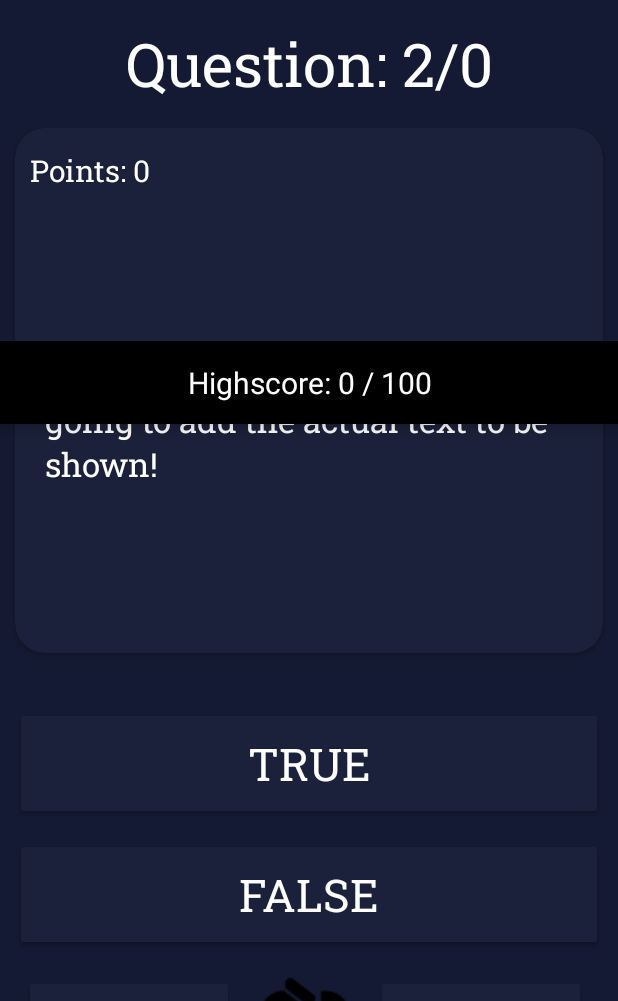
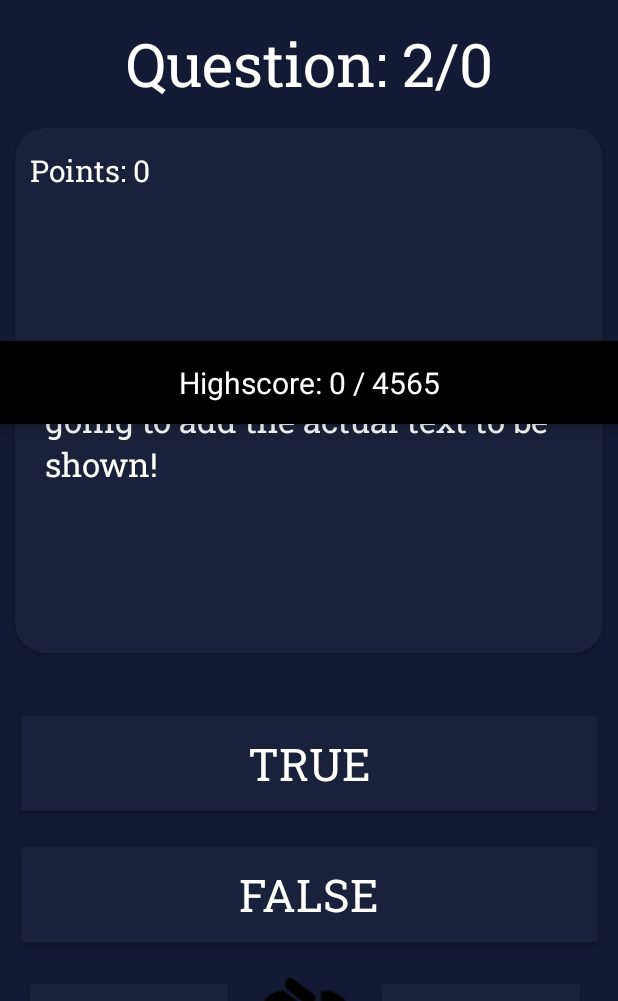
Before and after one commit to AmarOmerovic/Trivia, an Android app: the screen it shows after launch (MainActivity), after a tap on "HIGHSCORE", on a phone screen of 412 x 824 dp, the part 235-1236 px from its top. Run offline under Robolectric (Android 15) with nearby library versions, the phone set to English and light mode, and no system bars; our stand-ins replace Volley, data binding; network calls fail; Roboto replaces fonts that are not available here; 1 other tap on this screen came first.

Commit message:
Initial commit

```diff
--- a/app/src/main/java/com/amaromerovic/trivia/MainActivity.java
+++ b/app/src/main/java/com/amaromerovic/trivia/MainActivity.java
@@ -40,7 +40,7 @@ public class MainActivity extends AppCompatActivity {
     private int highScore;
     private int currentScore;
     private static final int POINTS_PER_QUESTION = 5;
-    private static final int MAX_POINTS = 100;
+    private static final int MAX_POINTS = (913 * 5);
 
 
 
@@ -83,9 +83,7 @@ public class MainActivity extends AppCompatActivity {
             setQuestionToView(questions);
         });
 
-        mainBinding.highScoreButton.setOnClickListener(view -> {
-            setSnackbar(750, getResources().getString(R.string.highScoreText) + highScore + " / " + MAX_POINTS, Gravity.CENTER, 1000);
-        });
+        mainBinding.highScoreButton.setOnClickListener(view -> setSnackbar(750, getResources().getString(R.string.highScoreText) + highScore + " / " + MAX_POINTS, Gravity.CENTER, 1000));
 
 
 
@@ -103,7 +101,6 @@ public class MainActivity extends AppCompatActivity {
             currentScore = 0;
             questions = new Repository().getQuestions(this::setQuestionToView);
             mainBinding.nextButton.setText(R.string.nextButton);
-            return;
         }
     }
 
@@ -283,9 +280,7 @@ public class MainActivity extends AppCompatActivity {
         dialog.setCancelable(false);
         dialog.setTitle(title);
         dialog.setMessage(message);
-        dialog.setPositiveButton("I understand", (dialog1, id) -> {
-            finish();
-        });
+        dialog.setPositiveButton("I understand", (dialog1, id) -> finish());
         final AlertDialog alert = dialog.create();
         alert.show();
     }
```
